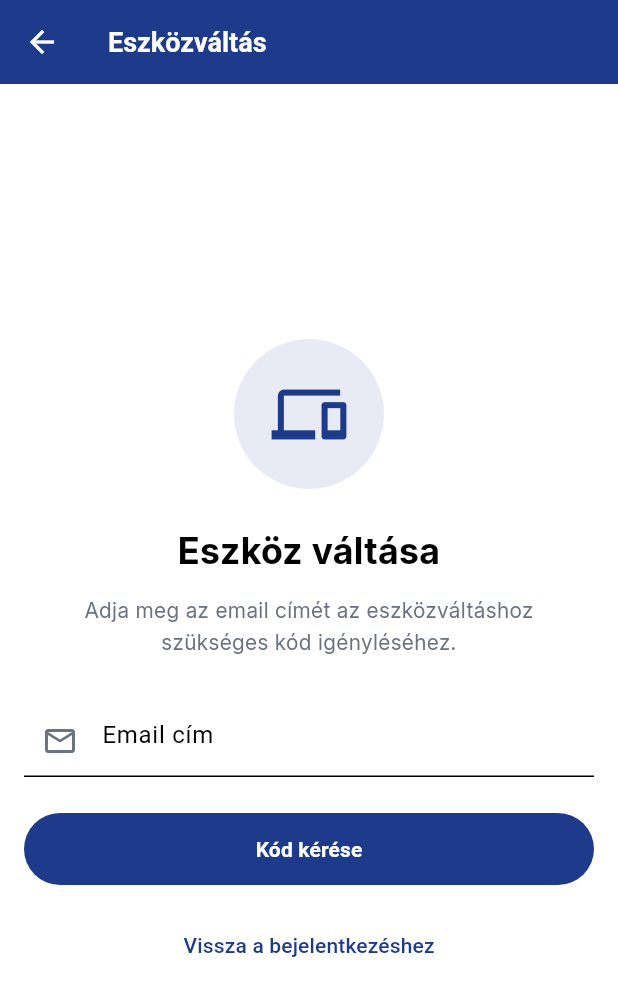
After one commit to TattilaNinox/LomeduUserWeb, a Flutter app: the DeviceChangeScreen screen opened by its route, on a phone screen of 412 x 824 dp. The commit adds this screen. Shown: the top 996 px of the screen. Run offline on Flutter 3.47's test engine with Material 3 defaults, Android fonts, the phone set to English and light mode, and no system bars; our stand-ins replace audioplayers, cloud_firestore, cloud_functions, device_info_plus, firebase_auth, firebase_core and 9 more; missing offline and left inert: base32, dart:ui_web, excel, file_selector, otp; accounts and stored records are empty.

Commit message:
Eszközváltási funkció implementálása
- DeviceChangeService létrehozása Cloud Functions hívásokkal
- DeviceFingerprint utility web/mobil eszköz ujjlenyomat generáláshoz
- DeviceChangeScreen létrehozása mobil design-nal
- 6 kockás PIN bevitel automatikus ellenőrzéssel
- Reszponzív design mobil és desktop eszközökre
- Navigáció hozzáadása bejelentkezési oldalhoz
- Login oldal cím módosítása 'Lomedu Belépés'-re
- Eszközváltás gomb ikon hozzáadása

```diff
--- a/lib/main.dart
+++ b/lib/main.dart
@@ -13,6 +13,7 @@ import 'theme/app_theme.dart'; // <-- AppTheme importálása
 // flashcard/kvíz admin képernyők eltávolítva
 // import 'screens/verify_otp_screen.dart'; // 2FA csak az admin webben
 import 'screens/verify_email_screen.dart';
+import 'screens/device_change_screen.dart';
 // import 'screens/two_factor_auth_screen.dart';
 // public doc admin képernyők eltávolítva
 import 'screens/note_read_screen.dart';
@@ -55,6 +56,11 @@ final _router = GoRouter(
     GoRoute(
       path: '/verify-email',
       builder: (context, state) => const VerifyEmailScreen(),
+    ),
+    // Eszközváltás képernyő
+    GoRoute(
+      path: '/device-change',
+      builder: (context, state) => const DeviceChangeScreen(),
     ),
     // Felhasználói appban a regisztráció/jelszó elfelejtése elrejtve (ha nem kell)
     // Jegyzetek listájának képernyője.
--- /dev/null
+++ b/lib/screens/device_change_screen.dart
@@ -0,0 +1,387 @@
+import 'package:flutter/material.dart';
+import 'package:go_router/go_router.dart';
+import 'package:pinput/pinput.dart';
+import '../services/device_change_service.dart';
+import '../utils/device_fingerprint.dart';
+
+class DeviceChangeScreen extends StatefulWidget {
+  const DeviceChangeScreen({super.key});
+
+  @override
+  State<DeviceChangeScreen> createState() => _DeviceChangeScreenState();
+}
+
+class _DeviceChangeScreenState extends State<DeviceChangeScreen> {
+  final _emailController = TextEditingController();
+  final _codeController = TextEditingController();
+  String? _errorMessage;
+  String? _successMessage;
+  bool _isLoading = false;
+  int _cooldown = 0;
+  final FocusNode _codeFocusNode = FocusNode();
+
+  @override
+  void dispose() {
+    _emailController.dispose();
+    _codeController.dispose();
+    _codeFocusNode.dispose();
+    super.dispose();
+  }
+
+  void _startCooldown() {
+    setState(() => _cooldown = 30);
+    Future.delayed(const Duration(seconds: 1), () {
+      if (mounted && _cooldown > 0) {
+        setState(() => _cooldown--);
+        _startCooldown();
+      }
+    });
+  }
+
+  Future<void> _requestCode() async {
+    if (_emailController.text.trim().isEmpty) {
+      setState(() => _errorMessage = 'Kérjük, adja meg az e-mail címét.');
+      return;
+    }
+
+    setState(() {
+      _isLoading = true;
+      _errorMessage = null;
+      _successMessage = null;
+    });
+
+    final result = await DeviceChangeService.requestDeviceChange(
+        _emailController.text.trim());
+
+    setState(() {
+      _isLoading = false;
+      if (result['success']) {
+        _successMessage = 'Kód elküldve az e-mail címre (15 percig érvényes).';
+        _startCooldown();
+        // Automatikusan fókusz a kód mezőre
+        Future.delayed(const Duration(milliseconds: 500), () {
+          _codeFocusNode.requestFocus();
+        });
+      } else {
+        _errorMessage = result['error'] ?? 'Hiba történt a kód küldése során.';
+      }
+    });
+  }
+
+  Future<void> _verifyAndChange() async {
+    if (_emailController.text.trim().isEmpty) {
+      setState(() => _errorMessage = 'Kérjük, adja meg az e-mail címét.');
+      return;
+    }
+    if (_codeController.text.trim().isEmpty) {
+      setState(() => _errorMessage = 'Kérjük, adja meg a 6 jegyű kódot.');
+      return;
+    }
+
+    setState(() {
+      _isLoading = true;
+      _errorMessage = null;
+      _successMessage = null;
+    });
+
+    final fingerprint = await DeviceFingerprint.getCurrentFingerprint();
+    final result = await DeviceChangeService.verifyAndChangeDevice(
+      email: _emailController.text.trim(),
+      code: _codeController.text.trim(),
+      newFingerprint: fingerprint,
+    );
+
+    setState(() {
+      _isLoading = false;
+      if (result['success']) {
+        _successMessage =
+            'Eszköz sikeresen frissítve. Mostantól ez az eszköz jogosult.';
+        Future.delayed(const Duration(seconds: 2), () {
+          if (mounted) context.go('/login');
+        });
+      } else {
+        _errorMessage =
+            result['error'] ?? 'Hiba történt a kód ellenőrzése során.';
+      }
+    });
+  }
+
+  @override
+  Widget build(BuildContext context) {
+    return Scaffold(
+      backgroundColor: Colors.white,
+      appBar: AppBar(
+        title: const Text(
+          'Eszközváltás',
+          style: TextStyle(
+            color: Colors.white,
+            fontWeight: FontWeight.w600,
+            fontSize: 18,
+          ),
+        ),
+        backgroundColor: const Color(0xFF1E3A8A),
+        elevation: 0,
+        leading: IconButton(
+          icon: const Icon(Icons.arrow_back, color: Colors.white),
+          onPressed: () => context.go('/login'),
+        ),
+      ),
+      body: SafeArea(
+        child: LayoutBuilder(
+          builder: (context, constraints) {
+            final isMobile = constraints.maxWidth < 600;
+            return Padding(
+              padding: EdgeInsets.all(isMobile ? 16 : 24),
+              child: Column(
+                children: [
+                  const Spacer(),
+                  // Nagy ikon
+                  Container(
+                    width: isMobile ? 100 : 120,
+                    height: isMobile ? 100 : 120,
+                    decoration: BoxDecoration(
+                      color: const Color(0xFF1E3A8A).withOpacity(0.1),
+                      borderRadius: BorderRadius.circular(isMobile ? 50 : 60),
+                    ),
+                    child: Icon(
+                      Icons.devices,
+                      size: isMobile ? 50 : 60,
+                      color: const Color(0xFF1E3A8A),
+                    ),
+                  ),
+                  SizedBox(height: isMobile ? 24 : 32),
+                  // Cím
+                  Text(
+                    'Eszköz váltása',
+                    style: TextStyle(
+                      fontSize: isMobile ? 24 : 28,
+                      fontWeight: FontWeight.w700,
+                      color: Colors.black,
+                    ),
+                    textAlign: TextAlign.center,
+                  ),
+                  SizedBox(height: isMobile ? 12 : 16),
+                  // Leírás
+                  Padding(
+                    padding: EdgeInsets.symmetric(horizontal: isMobile ? 8 : 0),
+                    child: Text(
+                      'Adja meg az email címét az eszközváltáshoz szükséges kód igényléséhez.',
+                      style: TextStyle(
+                        fontSize: isMobile ? 14 : 16,
+                        color: const Color(0xFF6B7280),
+                        height: 1.5,
+                      ),
+                      textAlign: TextAlign.center,
+                    ),
+                  ),
+                  SizedBox(height: isMobile ? 32 : 48),
+                  // E-mail mező
+                  TextField(
+                    controller: _emailController,
+                    decoration: InputDecoration(
+                      hintText: 'Email cím',
+                      prefixIcon: const Icon(Icons.email_outlined,
+                          color: Color(0xFF6B7280)),
+                      border: const UnderlineInputBorder(
+                        borderSide: BorderSide(color: Color(0xFFE5E7EB)),
+                      ),
+                      focusedBorder: const UnderlineInputBorder(
+                        borderSide:
+                            BorderSide(color: Color(0xFF1E3A8A), width: 2),
+                      ),
+                    ),
+                    keyboardType: TextInputType.emailAddress,
+                  ),
+                  SizedBox(height: isMobile ? 24 : 32),
+                  // Kód mező (csak akkor jelenik meg, ha kódot kért)
+                  if (_successMessage != null) ...[
+                    Pinput(
+                      controller: _codeController,
+                      length: 6,
+                      focusNode: _codeFocusNode,
+                      defaultPinTheme: PinTheme(
+                        width: isMobile ? 45 : 56,
+                        height: isMobile ? 45 : 56,
+                        textStyle: TextStyle(
+                          fontSize: isMobile ? 18 : 22,
+                          fontWeight: FontWeight.w600,
+                          color: const Color(0xFF1E3A8A),
+                        ),
+                        decoration: BoxDecoration(
+                          border: Border.all(color: const Color(0xFFE5E7EB)),
+                          borderRadius: BorderRadius.circular(8),
+                          color: Colors.white,
+                        ),
+                      ),
+                      focusedPinTheme: PinTheme(
+                        width: isMobile ? 45 : 56,
+                        height: isMobile ? 45 : 56,
+                        textStyle: TextStyle(
+                          fontSize: isMobile ? 18 : 22,
+                          fontWeight: FontWeight.w600,
+                          color: const Color(0xFF1E3A8A),
+                        ),
+                        decoration: BoxDecoration(
+                          border: Border.all(
+                              color: const Color(0xFF1E3A8A), width: 2),
+                          borderRadius: BorderRadius.circular(8),
+                          color: Colors.white,
+                        ),
+                      ),
+                      submittedPinTheme: PinTheme(
+                        width: isMobile ? 45 : 56,
+                        height: isMobile ? 45 : 56,
+                        textStyle: TextStyle(
+                          fontSize: isMobile ? 18 : 22,
+                          fontWeight: FontWeight.w600,
+                          color: const Color(0xFF1E3A8A),
+                        ),
+                        decoration: BoxDecoration(
+                          border: Border.all(color: const Color(0xFF1E3A8A)),
+                          borderRadius: BorderRadius.circular(8),
+                          color: const Color(0xFF1E3A8A).withOpacity(0.1),
+                        ),
+                      ),
+                      keyboardType: TextInputType.number,
+                      onCompleted: (pin) {
+                        // Automatikus ellenőrzés, ha 6 számjegy be van írva
+                        if (pin.length == 6) {
+                          _verifyAndChange();
+                        }
+                      },
+                    ),
+                    SizedBox(height: isMobile ? 24 : 32),
+                  ],
+                  // Kód kérése gomb
+                  SizedBox(
+                    width: double.infinity,
+                    height: isMobile ? 48 : 56,
+                    child: ElevatedButton(
+                      onPressed:
+                          _isLoading || _cooldown > 0 ? null : _requestCode,
+                      style: ElevatedButton.styleFrom(
+                        backgroundColor: const Color(0xFF1E3A8A),
+                        foregroundColor: Colors.white,
+                        shape: RoundedRectangleBorder(
+                          borderRadius:
+                              BorderRadius.circular(isMobile ? 24 : 28),
+                        ),
+                        elevation: 0,
+                      ),
+                      child: _isLoading
+                          ? const CircularProgressIndicator(color: Colors.white)
+                          : Text(
+                              _cooldown > 0
+                                  ? 'Újraküldés $_cooldown s'
+                                  : 'Kód kérése',
+                              style: TextStyle(
+                                fontSize: isMobile ? 14 : 16,
+                                fontWeight: FontWeight.w600,
+                              ),
+                            ),
+                    ),
+                  ),
+                  // Váltás gomb (csak akkor jelenik meg, ha kódot kért)
+                  if (_successMessage != null) ...[
+                    SizedBox(height: isMobile ? 12 : 16),
+                    SizedBox(
+                      width: double.infinity,
+                      height: isMobile ? 48 : 56,
+                      child: ElevatedButton(
+                        onPressed: _isLoading ? null : _verifyAndChange,
+                        style: ElevatedButton.styleFrom(
+                          backgroundColor: const Color(0xFF10B981),
+                          foregroundColor: Colors.white,
+                          shape: RoundedRectangleBorder(
+                            borderRadius:
+                                BorderRadius.circular(isMobile ? 24 : 28),
+                          ),
+                          elevation: 0,
+                        ),
+                        child: _isLoading
+                            ? const CircularProgressIndicator(
+                                color: Colors.white)
+                            : Text(
+                                'Eszköz váltása',
+                                style: TextStyle(
+                                  fontSize: isMobile ? 14 : 16,
+                                  fontWeight: FontWeight.w600,
+                                ),
+                              ),
+                      ),
+                    ),
+                  ],
+                  SizedBox(height: isMobile ? 16 : 24),
+                  // Vissza a bejelentkezéshez link
+                  TextButton(
+                    onPressed: () => context.go('/login'),
+                    child: Text(
+                      'Vissza a bejelentkezéshez',
+                      style: TextStyle(
+                        color: const Color(0xFF1E3A8A),
+                        fontSize: isMobile ? 14 : 16,
+                        fontWeight: FontWeight.w500,
+                      ),
+                    ),
+                  ),
+                  const Spacer(),
+                  // Hiba/siker üzenetek
+                  if (_errorMessage != null) ...[
+                    Container(
+                      width: double.infinity,
+                      padding: const EdgeInsets.all(16),
+                      decoration: BoxDecoration(
+                        color: const Color(0xFFFEF2F2),
+                        borderRadius: BorderRadius.circular(8),
+                        border: Border.all(color: const Color(0xFFFECACA)),
+                      ),
+                      child: Row(
+                        children: [
+                          const Icon(Icons.error_outline,
+                              color: Color(0xFFDC2626), size: 20),
+                          const SizedBox(width: 12),
+                          Expanded(
+                            child: Text(
+                              _errorMessage!,
+                              style: const TextStyle(
+                                  color: Color(0xFFDC2626), fontSize: 14),
+                            ),
+                          ),
+                        ],
+                      ),
+                    ),
+                  ],
+                  if (_successMessage != null) ...[
+                    Container(
+                      width: double.infinity,
+                      padding: const EdgeInsets.all(16),
+                      decoration: BoxDecoration(
+                        color: const Color(0xFFF0FDF4),
+                        borderRadius: BorderRadius.circular(8),
+                        border: Border.all(color: const Color(0xFFBBF7D0)),
+                      ),
+                      child: Row(
+                        children: [
+                          const Icon(Icons.check_circle_outline,
+                              color: Color(0xFF16A34A), size: 20),
+                          const SizedBox(width: 12),
+                          Expanded(
+                            child: Text(
+                              _successMessage!,
+                              style: const TextStyle(
+                                  color: Color(0xFF16A34A), fontSize: 14),
+                            ),
+                          ),
+                        ],
+                      ),
+                    ),
+                  ],
+                ],
+              ),
+            );
+          },
+        ),
+      ),
+    );
+  }
+}
--- /dev/null
+++ b/lib/services/device_change_service.dart
@@ -0,0 +1,35 @@
+import 'package:cloud_functions/cloud_functions.dart';
+
+class DeviceChangeService {
+  static final FirebaseFunctions _functions = FirebaseFunctions.instanceFor(region: 'europe-west1');
+
+  /// Eszközváltási kód igénylése
+  static Future<Map<String, dynamic>> requestDeviceChange(String email) async {
+    try {
+      final callable = _functions.httpsCallable('requestDeviceChange');
+      final result = await callable.call({'email': email.trim().toLowerCase()});
+      return {'success': true, 'data': result.data};
+    } catch (e) {
+      return {'success': false, 'error': e.toString()};
+    }
+  }
+
+  /// Eszközváltási kód ellenőrzése és váltás
+  static Future<Map<String, dynamic>> verifyAndChangeDevice({
+    required String email,
+    required String code,
+    required String newFingerprint,
+  }) async {
+    try {
+      final callable = _functions.httpsCallable('verifyAndChangeDevice');
+      final result = await callable.call({
+        'email': email.trim().toLowerCase(),
+        'code': code.trim(),
+        'fingerprint': newFingerprint,
+      });
+      return {'success': true, 'data': result.data};
+    } catch (e) {
+      return {'success': false, 'error': e.toString()};
+    }
+  }
+}
--- a/pubspec.yaml
+++ b/pubspec.yaml
@@ -36,6 +36,7 @@ dependencies:
   http: ^1.1.0
   printing: ^5.13.1
   pdf: ^3.11.1
+  cloud_functions: ^4.7.6
 
 dev_dependencies:
   flutter_test:
```
Also changed, not shown: lib/screens/login_screen.dart (+11 -1 lines), lib/utils/device_fingerprint.dart (added, +40 -0 lines), 2 other files.
